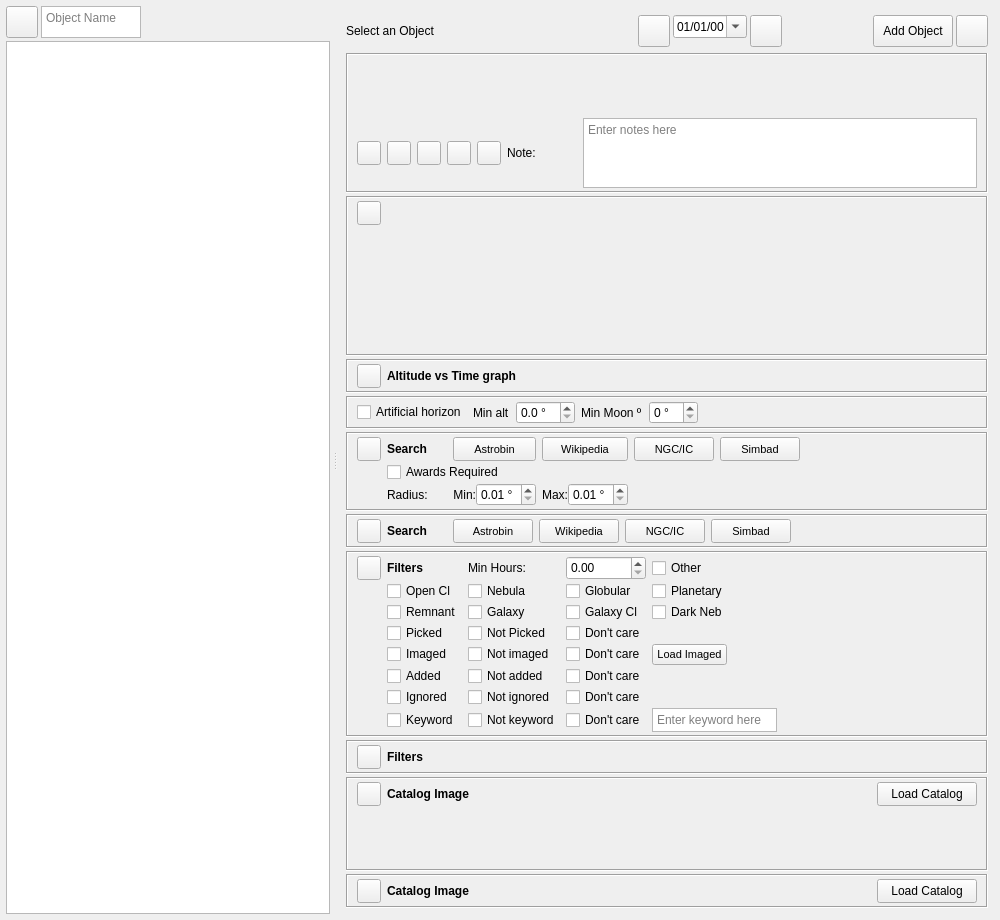
Qt form kstars/tools/imagingplanner.ui (KDE/kstars) before a commit.
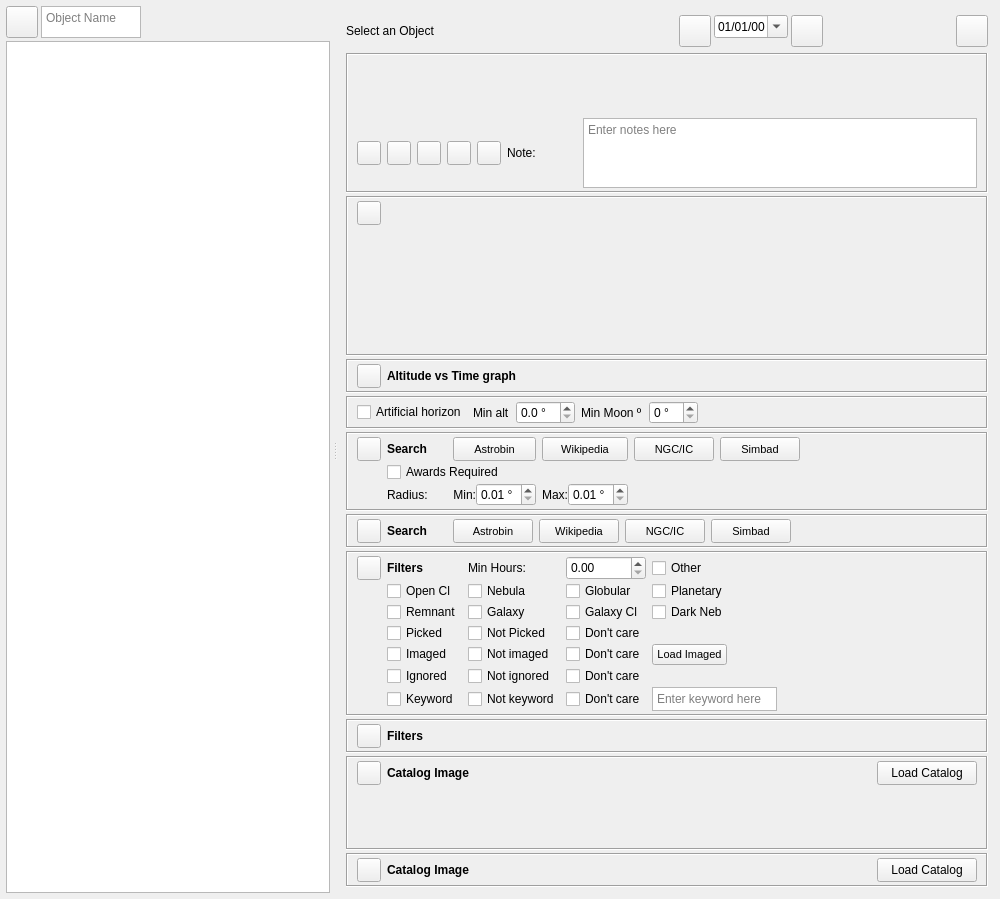
The same form after that commit. Icons and pictures are not drawn. Custom widgets are drawn as their Qt base class.

Commit message: ImagingPlanner: UI fixes, recompute altitude on date change, allow absolute image paths

```diff
--- a/kstars/tools/imagingplanner.ui
+++ b/kstars/tools/imagingplanner.ui
@@ -379,28 +379,6 @@
              </property>
             </spacer>
            </item>
-           <item>
-            <widget class="QPushButton" name="addUserObjectButton">
-             <property name="sizePolicy">
-              <sizepolicy hsizetype="Preferred" vsizetype="Preferred">
-               <horstretch>0</horstretch>
-               <verstretch>0</verstretch>
-              </sizepolicy>
-             </property>
-             <property name="maximumSize">
-              <size>
-               <width>100</width>
-               <height>32</height>
-              </size>
-             </property>
-             <property name="toolTip">
-              <string>Add an object to the object list on the left.</string>
-             </property>
-             <property name="text">
-              <string>Add Object</string>
-             </property>
-            </widget>
-           </item>
            <item>
             <widget class="QPushButton" name="helpButton">
              <property name="sizePolicy">
@@ -1904,36 +1882,6 @@
                 </property>
                </widget>
               </item>
-              <item row="5" column="1">
-               <widget class="QCheckBox" name="addedCB">
-                <property name="toolTip">
-                 <string>&lt;html&gt;&lt;head/&gt;&lt;body&gt;&lt;p&gt;Show the objects that have been added (and don't show those that have not been added).&lt;/p&gt;&lt;/body&gt;&lt;/html&gt;</string>
-                </property>
-                <property name="text">
-                 <string>Added</string>
-                </property>
-               </widget>
-              </item>
-              <item row="5" column="2">
-               <widget class="QCheckBox" name="notAddedCB">
-                <property name="toolTip">
-                 <string>&lt;html&gt;&lt;head/&gt;&lt;body&gt;&lt;p&gt;Show the objects that have not been added (and don't show those that have been added).&lt;/p&gt;&lt;/body&gt;&lt;/html&gt;</string>
-                </property>
-                <property name="text">
-                 <string>Not added</string>
-                </property>
-               </widget>
-              </item>
-              <item row="5" column="3">
-               <widget class="QCheckBox" name="dontCareAddedCB">
-                <property name="toolTip">
-                 <string>&lt;html&gt;&lt;head/&gt;&lt;body&gt;&lt;p&gt;Object display doesn't depend on whether objects have been added or not.&lt;/p&gt;&lt;/body&gt;&lt;/html&gt;</string>
-                </property>
-                <property name="text">
-                 <string>Don't care</string>
-                </property>
-               </widget>
-              </item>
               <item row="6" column="1">
                <widget class="QCheckBox" name="ignoredCB">
                 <property name="toolTip">
```
The commit also changes 4 other files.
